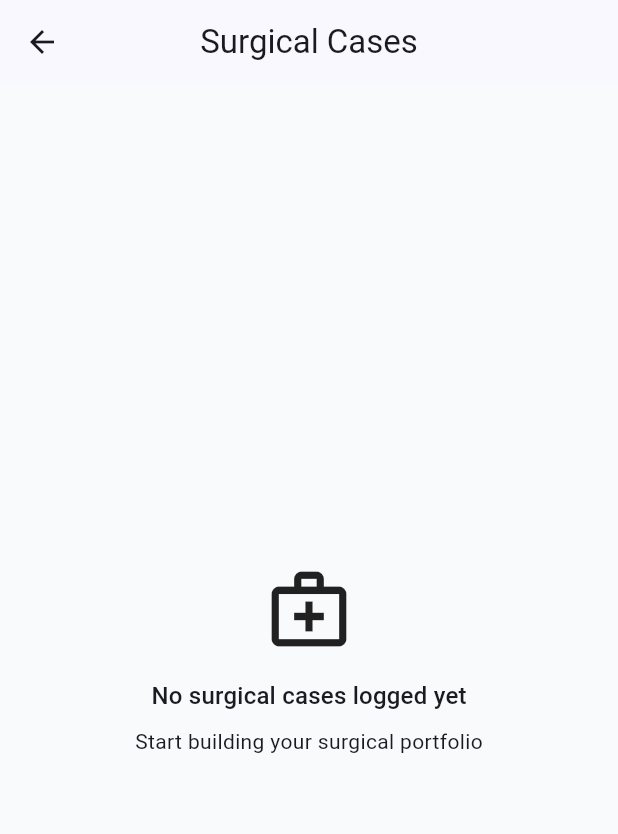
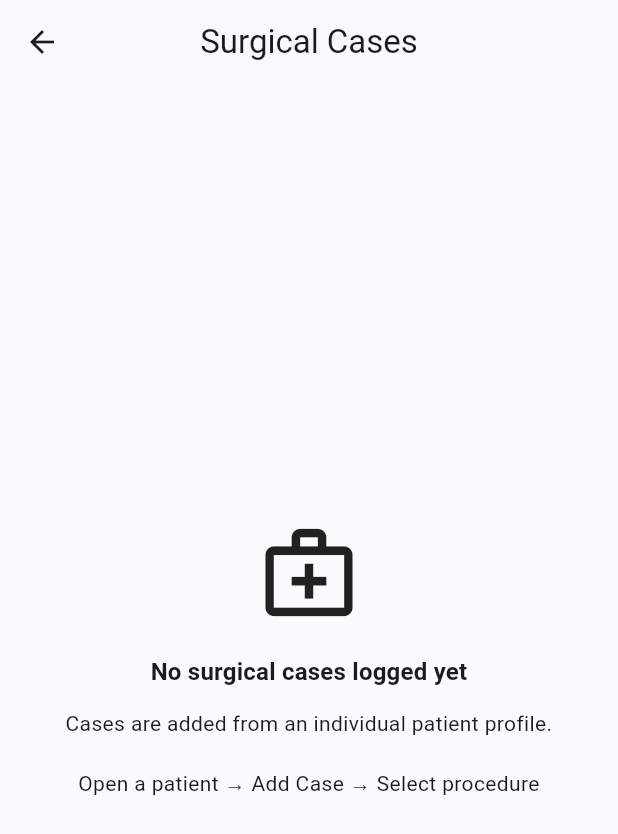
Before and after one commit to rushild31/SurgiTrack, a Flutter app: the CaseListScreen screen opened directly, on a phone screen of 412 x 824 dp. Shown: the top 834 px of the screen. Run offline on Flutter 3.47's test engine with Material 3 defaults, Android fonts, the phone set to English and light mode, and no system bars; our stand-ins replace drift, drift_flutter, equatable, file_picker, flutter_riverpod, go_router and 2 more; accounts and stored records are empty; generated files the repository leaves out were written again.

Commit message:
Complete cases module with multiple procedure support

```diff
--- a/lib/features/cases/presentation/screens/case_list_screen.dart
+++ b/lib/features/cases/presentation/screens/case_list_screen.dart
@@ -23,12 +23,9 @@ class CaseListScreen extends ConsumerWidget {
 
         actions: [
           cases.when(
-            data: (list) {
-              if (list.isEmpty) {
-                return const SizedBox();
-              }
-
-              return IconButton(
+            data: (list) => list.isEmpty
+                ? const SizedBox()
+                : IconButton(
                     icon: const Icon(Icons.search),
 
                     onPressed: () {
@@ -38,8 +35,7 @@ class CaseListScreen extends ConsumerWidget {
                         delegate: CaseSearchDelegate(list),
                       );
                     },
-              );
-            },
+                  ),
 
             loading: () => const SizedBox(),
 
@@ -51,15 +47,50 @@ class CaseListScreen extends ConsumerWidget {
       body: cases.when(
         loading: () => const Center(child: CircularProgressIndicator()),
 
-        error: (error, _) => Center(child: Text(error.toString())),
+        error: (error, stack) => Center(
+          child: Column(
+            mainAxisSize: MainAxisSize.min,
+
+            children: [
+              const Icon(Icons.error_outline, size: 50),
+
+              const SizedBox(height: 12),
+
+              Text(error.toString(), textAlign: TextAlign.center),
+            ],
+          ),
+        ),
 
         data: (list) {
           if (list.isEmpty) {
             return const CasesEmptyState();
           }
 
-          return ListView.builder(
-            padding: const EdgeInsets.only(top: 12),
+          return Column(
+            children: [
+              Padding(
+                padding: const EdgeInsets.fromLTRB(16, 12, 16, 4),
+
+                child: Row(
+                  mainAxisAlignment: MainAxisAlignment.spaceBetween,
+
+                  children: [
+                    const Text(
+                      "Logged Cases",
+                      style: TextStyle(fontWeight: FontWeight.w600),
+                    ),
+
+                    Text(
+                      "${list.length}",
+                      style: const TextStyle(fontWeight: FontWeight.bold),
+                    ),
+                  ],
+                ),
+              ),
+
+              Expanded(
+                child: ListView.builder(
+                  padding: const EdgeInsets.only(top: 8),
 
                   itemCount: list.length,
 
@@ -81,6 +112,9 @@ class CaseListScreen extends ConsumerWidget {
                       },
                     );
                   },
+                ),
+              ),
+            ],
           );
         },
       ),
--- a/lib/features/cases/presentation/widgets/case_actions.dart
+++ b/lib/features/cases/presentation/widgets/case_actions.dart
@@ -2,7 +2,6 @@ import 'package:flutter/material.dart';
 import 'package:flutter_riverpod/flutter_riverpod.dart';
 
 import 'package:surgitrack/features/cases/domain/surgical_case.dart';
-
 import 'package:surgitrack/features/cases/providers/surgical_case_provider.dart';
 
 class CaseActions {
@@ -15,19 +14,27 @@ class CaseActions {
       context: context,
 
       builder: (_) => AlertDialog(
-        title: const Text("Delete Case"),
+        title: const Text("Delete Surgical Case"),
 
-        content: const Text("This will permanently remove this surgical case."),
+        content: const Text(
+          "This will permanently remove this case record "
+          "and linked procedure data.\n\n"
+          "This action cannot be undone.",
+        ),
 
         actions: [
           TextButton(
-            onPressed: () => Navigator.pop(context, false),
+            onPressed: () {
+              Navigator.pop(context, false);
+            },
 
             child: const Text("Cancel"),
           ),
 
           ElevatedButton(
-            onPressed: () => Navigator.pop(context, true),
+            onPressed: () {
+              Navigator.pop(context, true);
+            },
 
             child: const Text("Delete"),
           ),
@@ -45,6 +52,10 @@ class CaseActions {
 
     if (context.mounted) {
       Navigator.pop(context);
+
+      ScaffoldMessenger.of(
+        context,
+      ).showSnackBar(const SnackBar(content: Text("Surgical case deleted")));
     }
   }
 }
--- a/lib/features/cases/presentation/widgets/cases_empty_state.dart
+++ b/lib/features/cases/presentation/widgets/cases_empty_state.dart
@@ -6,24 +6,37 @@ class CasesEmptyState extends StatelessWidget {
   @override
   Widget build(BuildContext context) {
     return Center(
+      child: Padding(
+        padding: const EdgeInsets.all(24),
+
         child: Column(
           mainAxisSize: MainAxisSize.min,
 
           children: [
-          const Icon(Icons.medical_services_outlined, size: 60),
+            const Icon(Icons.medical_services_outlined, size: 70),
 
-          const SizedBox(height: 16),
+            const SizedBox(height: 20),
 
             Text(
               "No surgical cases logged yet",
 
-            style: Theme.of(context).textTheme.titleMedium,
+              style: Theme.of(
+                context,
+              ).textTheme.titleMedium?.copyWith(fontWeight: FontWeight.bold),
+
+              textAlign: TextAlign.center,
             ),
 
-          const SizedBox(height: 8),
+            const SizedBox(height: 12),
 
-          const Text("Start building your surgical portfolio"),
+            const Text(
+              "Cases are added from an individual patient profile.\n\n"
+              "Open a patient → Add Case → Select procedure",
+
+              textAlign: TextAlign.center,
+            ),
           ],
+        ),
       ),
     );
   }
```
Also changed, not shown: lib/features/cases/data/repository/surgical_case_repository.dart (+11 -11 lines), lib/features/cases/presentation/screens/add_case_screen.dart (+65 -27 lines), lib/features/cases/presentation/screens/case_details_screen.dart (+62 -18 lines), lib/features/cases/presentation/screens/edit_case_screen.dart (+169 -88 lines), lib/features/cases/presentation/widgets/case_card.dart (+46 -8 lines), lib/core/database/dao/case_attachment_dao.dart (added), lib/features/cases/data/repository/case_attachment_repository.dart (added). Lines whose indentation alone changed are shown as unchanged.
